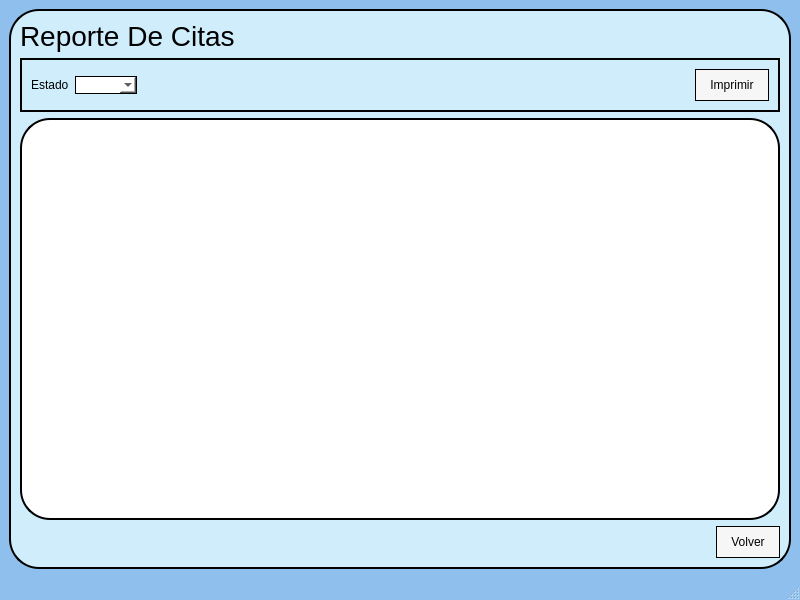
Above: ui/reporte.ui from jesusantoniomorenorenova-spec/GestorDeCitas before the change. Below: the same form after it.
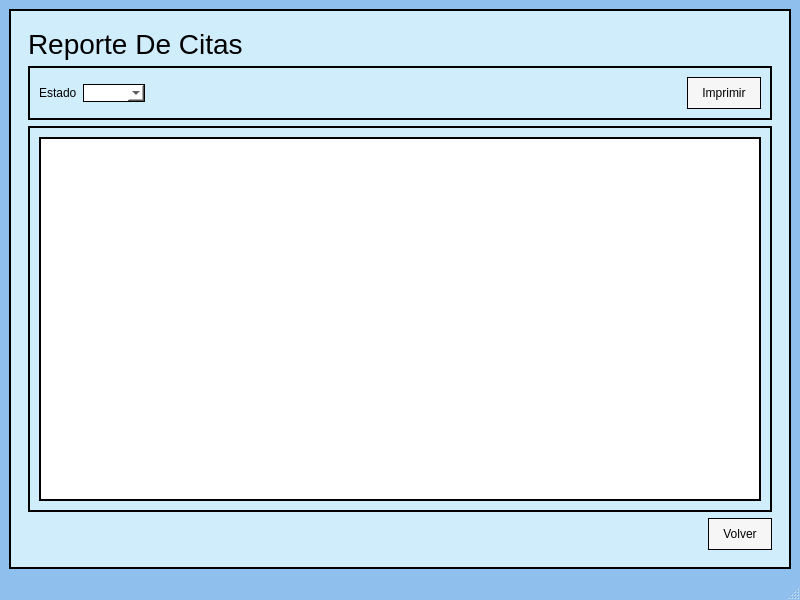
That is the form after the change. Icons and pictures are not drawn.

```diff
--- a/ui/reporte.ui
+++ b/ui/reporte.ui
@@ -21,7 +21,6 @@
 /*frame*/
 QFrame{
 border:2px solid black;
-border-radius: 30px;
 background-color: #D0EDFC
 }
 
@@ -29,12 +28,12 @@
 /*label*/
 QLabel{
 border:none;
-color:#black;
+color: black;
 }
 
 QLabel#lblTtuloReporteDECitas{
 border:none;
-color:#black;
+color: black;
 Font-size:28px;
 border:none;
 
@@ -43,6 +42,7 @@
 /*botones*/
 QPushButton{
 background-color: #f6f6f6;
+color: black;
 border: 1px solid black;
 border-radius: 30px;
 padding: 8px 14px;
@@ -65,7 +65,6 @@
 QTableView{
 background-color: #ffffff;
 border:2px solid black;
-border-radius: 30px;
 
 }
 
@@ -79,21 +78,25 @@
 QLineEdit{
 background-color:#ffffff;
 border:1px solid black;
+color: black;
 }
 
 QComboBox{
 background-color:#ffffff;
 border:1px solid black;
+color: black;
 }
 
 QTimeEdit{
 background-color:#ffffff;
 border:1px solid black;
+color: black;
 }
 
 QDateEdit{
 background-color:#ffffff;
 border:1px solid black;
+color: black;
 }
 
 
@@ -103,6 +106,9 @@
    <layout class="QVBoxLayout" name="verticalLayout">
     <item>
      <widget class="QFrame" name="frame_2">
+       <property name="styleSheet">
+        <string notr="true">QFrame#frame_2 { background-color: #D0EDFC; border: 2px solid black; padding: 8px; }</string>
+       </property>
       <property name="frameShape">
        <enum>QFrame::StyledPanel</enum>
       </property>
@@ -175,10 +181,28 @@
         </widget>
        </item>
        <item>
+         <widget class="QFrame" name="frameTabla">
+<property name="styleSheet">
+            <string notr="true">QFrame#frameTabla { background-color: #D0EDFC; border: 2px solid black; }</string>
+           </property>
+          <property name="frameShape">
+           <enum>QFrame::NoFrame</enum>
+          </property>
+          <layout class="QVBoxLayout" name="verticalLayoutTabla">
+           <item>
         <widget class="QTableView" name="tblReporte">
          <property name="styleSheet">
-          <string notr="true"/>
-         </property>
+              <string notr="true">QTableView { background-color: #ffffff; border: 2px solid black; }</string>
+              </property>
+<property name="minimumSize">
+               <size>
+                <width>0</width>
+                <height>80</height>
+               </size>
+              </property>
+            </widget>
+           </item>
+          </layout>
         </widget>
        </item>
        <item>
```
Lines whose indentation alone changed are shown as unchanged.
